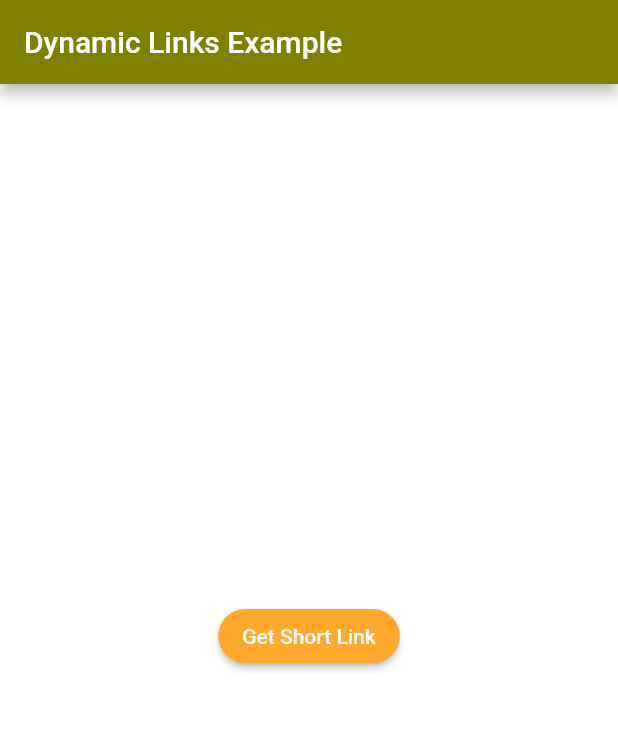
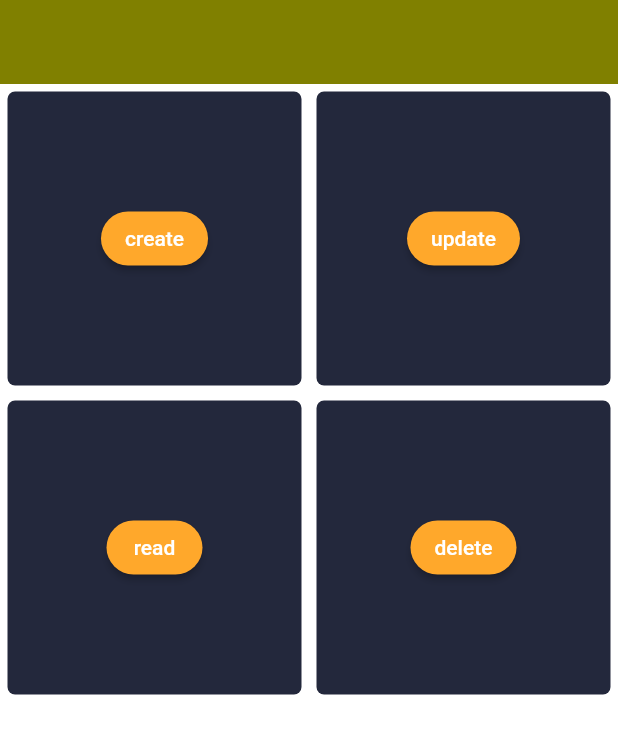
Before and after one commit to avinashk369/budgetplanner, a Flutter app: the screen it shows after launch, on a phone screen of 412 x 824 dp. Shown: the top 734 px of the screen. Run offline on Flutter 3.47's test engine with Material 2 defaults, Android fonts, the phone set to English and light mode, and no system bars; our stand-ins replace bloc, cloud_firestore, dio, equatable, eva_icons_flutter, firebase_auth and 8 more; accounts and stored records are empty; generated files the repository leaves out were written again; Roboto replaces fonts that are missing (Montserrat).

Commit message:
data list creation

```diff
--- /dev/null
+++ b/lib/exception/bad_requrest.dart
@@ -0,0 +1,6 @@
+import 'package:budgetplanner/exception/Appexceptions.dart';
+
+class BadRequestException extends AppException {
+  BadRequestException(String message, String url)
+      : super(message, url, 'Bad request');
+}
--- a/lib/models/CaffairModel.dart
+++ b/lib/models/CaffairModel.dart
@@ -1,3 +1,4 @@
+import 'package:budgetplanner/models/address.dart';
 import 'package:json_annotation/json_annotation.dart';
 
 import 'PaginationMeta.dart';
@@ -49,6 +50,8 @@ class CaffairModel {
   late int? to;
   @JsonKey(name: 'total')
   late int? total;
+  @JsonKey(name: "address")
+  Address? address;
 
   CaffairModel();
   factory CaffairModel.fromJson(Map<String, dynamic> json) =>
--- /dev/null
+++ b/lib/models/address.dart
@@ -0,0 +1,14 @@
+import 'package:json_annotation/json_annotation.dart';
+part 'address.g.dart';
+
+@JsonSerializable()
+class Address {
+  @JsonKey(name: "street")
+  String? street;
+  @JsonKey(name: "city")
+  String? city;
+  Address();
+  factory Address.fromJson(Map<String, dynamic> json) =>
+      _$AddressFromJson(json);
+  Map<String, dynamic> toJson() => _$AddressToJson(this);
+}
--- a/lib/routes_generator.dart
+++ b/lib/routes_generator.dart
@@ -1,4 +1,5 @@
 import 'package:budgetplanner/SlideRightRoute.dart';
+import 'package:budgetplanner/screens/crud/fire_crud.dart';
 import 'package:budgetplanner/screens/user/email_signin.dart';
 import 'package:budgetplanner/screens/user/poc.dart';
 import 'package:budgetplanner/screens/user/singin.dart';
@@ -15,7 +16,7 @@ class RouteGenerator {
     switch (settings.name) {
       case homeRoute:
         //Welcome()
-        return SlideRightRoute(page: Poc());
+        return SlideRightRoute(page: FireCrud());
       case loginRoute:
         return SlideRightRoute(
           page: Welcome(),
--- /dev/null
+++ b/lib/screens/crud/fire_crud.dart
@@ -0,0 +1,71 @@
+import 'package:budgetplanner/models/BaseModel.dart';
+import 'package:budgetplanner/models/CaffairModel.dart';
+import 'package:budgetplanner/resources/firestore/dataRepositoryImpl.dart';
+import 'package:budgetplanner/resources/firestore/userRepositoryImpl.dart';
+import 'package:budgetplanner/widgets/theme_constants.dart';
+import 'package:firebase_auth/firebase_auth.dart';
+import 'package:flutter/material.dart';
+
+class FireCrud extends StatefulWidget {
+  const FireCrud({Key? key}) : super(key: key);
+
+  @override
+  _FireCrudState createState() => _FireCrudState();
+}
+
+class _FireCrudState extends State<FireCrud> {
+  List<String> actions = ['create', 'update', 'read', 'delete'];
+  UserRepositoryImpl userRepositoryImpl = UserRepositoryImpl();
+  DataRepositoryImpl dataRepositoryImpl = DataRepositoryImpl();
+  @override
+  Widget build(BuildContext context) {
+    return Scaffold(
+      appBar: AppBar(
+        elevation: 0,
+      ),
+      body: GridView.builder(
+          gridDelegate:
+              SliverGridDelegateWithFixedCrossAxisCount(crossAxisCount: 2),
+          itemCount: actions.length,
+          itemBuilder: (context, index) {
+            return Container(
+              margin: EdgeInsets.all(5),
+              height: 150,
+              decoration: BoxDecoration(
+                borderRadius: BorderRadius.all(Radius.circular(5)),
+                color: kDarkGrey,
+              ),
+              child: Center(
+                child: ElevatedButton(
+                  child: Text(actions[index]),
+                  onPressed: () {
+                    action(actions[index]);
+                  },
+                ),
+              ),
+            );
+          }),
+    );
+  }
+
+  void action(String name) async {
+    switch (name) {
+      case "create":
+        // User? user;
+
+        // userRepositoryImpl.testingConnection("Avinash", "33");
+        dataRepositoryImpl.createSavingCategory();
+        break;
+      case "read":
+        BaseModel<CaffairModel> records =
+            await userRepositoryImpl.readCollections();
+        //print(records.data!.title);
+        break;
+      case "update":
+        break;
+      case "delete":
+        dataRepositoryImpl.clear('savingCategory');
+        break;
+    }
+  }
+}
--- a/lib/screens/user/email_signin.dart
+++ b/lib/screens/user/email_signin.dart
@@ -109,7 +109,7 @@ class _EmailSigninState extends State<EmailSignin> with WidgetsBindingObserver {
                     User? user = await Authentication.signinWithEmailPassword(
                       context: context,
                       email: emailController.text.toString(),
-                      password: "password1",
+                      password: "password",
                     );
                     print("${user!.email} registerd user email");
                   },
--- a/lib/screens/user/user_info.dart
+++ b/lib/screens/user/user_info.dart
@@ -41,7 +41,7 @@ class _UserInfoScreenState extends State<UserInfoScreen> {
   @override
   void initState() {
     _user = widget._user;
-
+    print("${_user.email} wait getting data");
     super.initState();
   }
 
@@ -98,7 +98,7 @@ class _UserInfoScreenState extends State<UserInfoScreen> {
               ),
               SizedBox(height: 8.0),
               Text(
-                _user.displayName!,
+                _user.displayName ?? _user.email!,
                 style: TextStyle(
                   color: yellow,
                   fontSize: 26,
```
Also changed, not shown: lib/exception/Appexceptions.dart (added, +7 -0 lines), lib/resources/firestore/dataRepository.dart (added, +9 -0 lines), lib/resources/firestore/dataRepositoryImpl.dart (added, +143 -0 lines), lib/resources/firestore/userRepository.dart (added, +11 -0 lines), lib/resources/firestore/userRepositoryImpl.dart (added, +135 -0 lines), lib/models/CaffairModel.g.dart, lib/models/address.g.dart (added).
